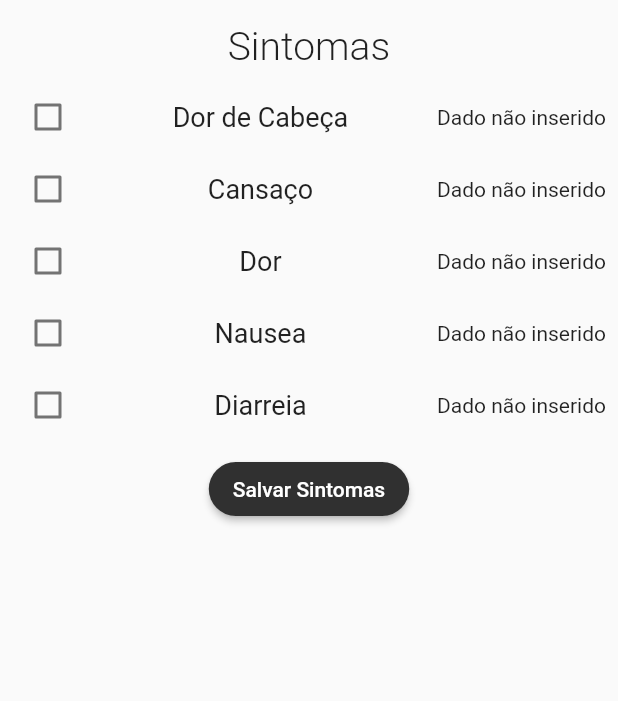
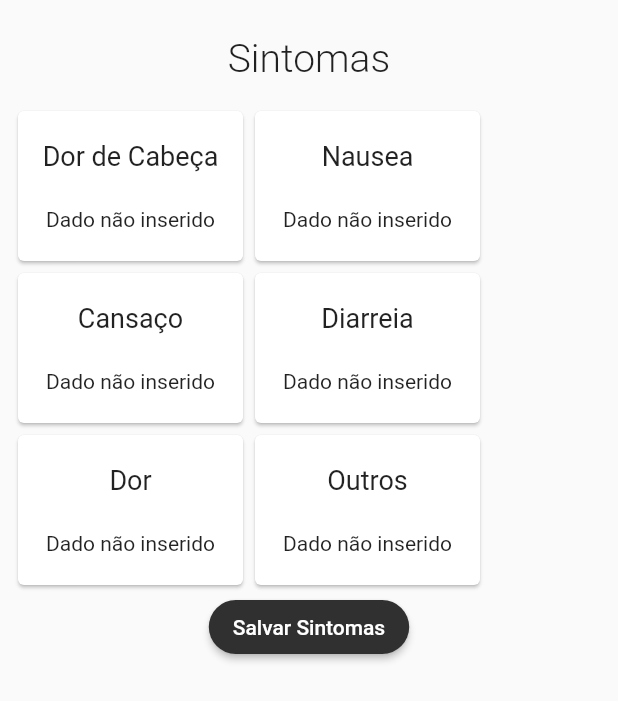
Before and after one commit to themaripool/ProjetoFinal-MarielaAndrade, a Flutter app: the PatientSymptoms screen opened directly, on a phone screen of 412 x 824 dp. Shown: the top 701 px of the screen. Run offline on Flutter 3.47's test engine with Material 2 defaults, Android fonts, the phone set to English and light mode, and no system bars; our stand-ins replace flutter_form_builder, syncfusion_flutter_charts; missing offline and left inert: dart:ffi.

Commit message:
[FIX] Provider on symptoms

```diff
--- a/lib/Screens/InpatientPage/InpatientRatingAlert.dart
+++ b/lib/Screens/InpatientPage/InpatientRatingAlert.dart
@@ -16,11 +16,18 @@ class InpatientRatingAlert extends StatefulWidget {
 }
 
 class _InpatientRatingAlertState extends State<InpatientRatingAlert> {
+  _InpatientRatingAlertState();
 
-  _InpatientRatingAlertState();
+  var alertShown;
 
   @override
   Widget build(BuildContext context) {
+    if (widget.symptomCase.toString() == "others") {
+      alertShown = OtherCase();
+    } else {
+      alertShown = LevelOfPainCases(widget: widget);
+    }
+
     return SimpleDialog(
       backgroundColor: Colors.transparent,
       children: [
@@ -32,33 +39,78 @@ class _InpatientRatingAlertState extends State<InpatientRatingAlert> {
               ),
               color: Colors.white70,
               elevation: 10,
-              child: Column(
+              child: alertShown),
+        ),
+      ],
+    );
+  }
+}
+
+class OtherCase extends StatelessWidget {
+  const OtherCase({
+    Key key,
+  }) : super(key: key);
+
+  @override
+  Widget build(BuildContext context) {
+    return Column(
       children: [
-                  Text("Por favor, selecione o nível de sua dor: "),
+        Consumer<Symptoms>(builder: (context, valor, child) {
+          return TextField(
+            textInputAction: TextInputAction.go,
+            onSubmitted: (value) {
+              print("value = $value");
+              valor.setOtherVal(value);
+              Navigator.pop(context);
+            },
+            decoration: const InputDecoration(
+                border: OutlineInputBorder(), hintText: 'Por favor, digite seu sintoma'),
+          );
+        })
+      ],
+    );
+  }
+}
+
+class LevelOfPainCases extends StatelessWidget {
+  const LevelOfPainCases({Key key, @required this.widget}) : super(key: key);
+
+  final InpatientRatingAlert widget;
+
+  @override
+  Widget build(BuildContext context) {
+    return Column(
+      children: [
+        Padding(
+          padding: const EdgeInsets.only(top: 16.0),
+          child: Text("Por favor, selecione o nível de sua dor: "),
+        ),
         Consumer<Symptoms>(builder: (context, valor, child) {
           return FormBuilderSegmentedControl(
               selectedColor: Colors.grey[700],
               borderColor: Colors.grey[700],
               name: "headache",
               options: List.generate(6, (i) => (i - 1) + 1)
-                            .map((number) =>
-                                FormBuilderFieldOption(value: number))
+                  .map((number) => FormBuilderFieldOption(value: number))
                   .toList(),
               onChanged: (number) => {
                     print("sintoma = ${widget.symptomCase.toString()}"),
-                          print("headache = ${InpatientSymptomsEnum.headache.toString()}"),
-                              if (widget.symptomCase.toString() == "headache"){valor.setHeadacheVal(number)},
-                              if (widget.symptomCase.toString() == "tiredness"){valor.setTirednessVal(number)},
-                              if (widget.symptomCase.toString() == "pain"){valor.setPainVal(number)},
-                              if (widget.symptomCase.toString() == "nausea"){valor.setNauseaVal(number)},
-                              if (widget.symptomCase.toString() == "diarrhea"){valor.setDiarrheaVal(number)},
+                    print(
+                        "headache = ${InpatientSymptomsEnum.headache.toString()}"),
+                    if (widget.symptomCase.toString() == "headache")
+                      {valor.setHeadacheVal(number)},
+                    if (widget.symptomCase.toString() == "tiredness")
+                      {valor.setTirednessVal(number)},
+                    if (widget.symptomCase.toString() == "pain")
+                      {valor.setPainVal(number)},
+                    if (widget.symptomCase.toString() == "nausea")
+                      {valor.setNauseaVal(number)},
+                    if (widget.symptomCase.toString() == "diarrhea")
+                      {valor.setDiarrheaVal(number)},
                     Navigator.pop(context)
                   });
         })
       ],
-              )),
-        ),
-      ],
     );
   }
 }
--- a/lib/Screens/InpatientPage/Models/news2.dart
+++ b/lib/Screens/InpatientPage/Models/news2.dart
@@ -17,6 +17,7 @@ class News2 extends ChangeNotifier {
   void setRespiratoryFreq(double val){
     this.respiratoryFreq = val;
     notifyListeners();
+    print("pasosu");
   }
 
   String toStringRespiratoryFreq(){
--- a/lib/Screens/InpatientPage/Models/symptoms.dart
+++ b/lib/Screens/InpatientPage/Models/symptoms.dart
@@ -33,11 +33,16 @@ class Symptoms extends ChangeNotifier {
     return '$diarrheaVal';
   }
 
+  String toStringOthers(){
+    return '$otherVal';
+  }
+
   // Atualizacoes dos dados usando provider
 
   void setHeadacheVal(int val){
     this.headacheVal = val;
     notifyListeners();
+    print("notificaou");
   }
 
    void setTirednessVal(int val){
--- a/lib/Screens/InpatientPage/Symptoms/InpatientSymptoms.dart
+++ b/lib/Screens/InpatientPage/Symptoms/InpatientSymptoms.dart
@@ -4,15 +4,26 @@ import 'package:projeto_final_1/Screens/InpatientPage/Models/news2.dart';
 import 'package:projeto_final_1/Screens/InpatientPage/Models/symptoms.dart';
 import 'package:provider/provider.dart';
 
+/* TELA DE SINTOMAS DO PACIENTE
+
+- Possui cards com sintomas
+- Cada card possui dado observado e titulo
+- Dado observado mudará de acordo com as mudancas do usuario
+- Os cards sao clicaveis e abre um stepper de 1 a 5 com a severidade da dor
+
+TODO:
+[x] Notifier do Sintomas criado
+[] Ver como mudar cor de acordo com dados recebidos
+[] Ver como que ficar os dialogs com mais de uma opcao de Dor
+[] ver como que salva no clique do botao
+[] Alerta: espacamento + cor + tamanho
+
+*/
+
 class PatientSymptoms extends StatefulWidget {
   @override
   _PatientSymptomsState createState() => _PatientSymptomsState();
 }
-
-// TODO:
-// Ver como que ficar os dialogs com mais de uma opcao de Dor
-// ver como que salva no clique do botao
-// Alerta: espacamento + cor + tamanho
 
 class _PatientSymptomsState extends State<PatientSymptoms> {
   bool headache = false;
@@ -30,226 +41,280 @@ class _PatientSymptomsState extends State<PatientSymptoms> {
       resizeToAvoidBottomInset: false,
       body: SingleChildScrollView(
         reverse: true,
+        child: Padding(
+          padding: const EdgeInsets.all(8.0),
           child: Column(
             children: [
               Padding(
-              padding: const EdgeInsets.only(top: 16),
-              child: Text("Sintomas",
-                  style: TextStyle(
-                    fontSize: 26,
-                    fontWeight: FontWeight.w300,
-                  )),
+                padding: const EdgeInsets.all(16),
+                child: Title(),
               ),
-            Padding(
-              padding: const EdgeInsets.all(8.0),
-              child: Container(
-                child: Column(
+              Row(
+                children: [
+                  Column(
                       crossAxisAlignment: CrossAxisAlignment.start,
                       children: [
-
                         /* Dor de Cabeça */
 
-                    Row(
-                        mainAxisAlignment: MainAxisAlignment.spaceBetween,
-                        children: [
-                          Checkbox(
-                            value: headache,
-                            onChanged: (value) {
-                              setState(() {
-                                headache = !headache;
-                              });
-                              if (headache == true) {
+                        Card(
+                          child: InkWell(
+                            splashColor: Colors.blue.withAlpha(30),
+                            onTap: () {
                               showDialog(
                                 context: context,
                                 builder: (BuildContext context) {
                                   return InpatientRatingAlert("headache");
                                 },
                               );
-                              }
                             },
-                          ),
+                            child: SizedBox(
+                                width: 150,
+                                height: 100,
+                                child: Padding(
+                                  padding: const EdgeInsets.all(8.0),
+                                  child: Column(
+                                    crossAxisAlignment:
+                                        CrossAxisAlignment.center,
+                                    mainAxisAlignment:
+                                        MainAxisAlignment.spaceAround,
+                                    children: [
                                       Text(
                                         "Dor de Cabeça",
                                         style: TextStyle(fontSize: 18),
                                       ),
-                          Consumer<Symptoms>(builder: (context, headacheVal, child) {
-                            print("Headache val = ${headacheVal.toStringHeadache()}");
-                            if (headacheVal.toStringHeadache() == "-1"){
+                                      Consumer<Symptoms>(builder:
+                                          (context, headacheVal, child) {
+                                        if (headacheVal.toStringHeadache() ==
+                                            "-1") {
                                           return Text("Dado não inserido");
                                         }
-                            return Text(headacheVal.toStringHeadache());
+                                        return Text(
+                                            headacheVal.toStringHeadache());
                                       }),
-                        ]),
+                                    ],
+                                  ),
+                                )),
+                          ),
+                        ),
 
-                    // /* Cansaço */
+                        // // /* Cansaço */
 
-                    Row(
-                      mainAxisAlignment: MainAxisAlignment.spaceBetween,
-                      children: [
-                        Checkbox(
-                        value: tiredness,
-                        onChanged: (value){
-                          setState(() {
-                            tiredness = !tiredness;
-                          });
-                          if (tiredness == true) {
+                        Card(
+                          child: InkWell(
+                            splashColor: Colors.blue.withAlpha(30),
+                            onTap: () {
                               showDialog(
                                 context: context,
                                 builder: (BuildContext context) {
                                   return InpatientRatingAlert("tiredness");
                                 },
                               );
-                          }
                             },
-                      ),
+                            child: SizedBox(
+                                width: 150,
+                                height: 100,
+                                child: Padding(
+                                  padding: const EdgeInsets.all(8.0),
+                                  child: Column(
+                                    crossAxisAlignment:
+                                        CrossAxisAlignment.center,
+                                    mainAxisAlignment:
+                                        MainAxisAlignment.spaceAround,
+                                    children: [
                                       Text(
                                         "Cansaço",
                                         style: TextStyle(fontSize: 18),
                                       ),
-                      Consumer<Symptoms>(builder: (context, tirednessVal, child) {
-                            print("Headache val = ${tirednessVal.toStringTiredness()}");
-                            if (tirednessVal.toStringTiredness() == "-1"){
+                                      Consumer<Symptoms>(builder:
+                                          (context, tirednessVal, child) {
+                                        if (tirednessVal.toStringTiredness() ==
+                                            "-1") {
                                           return Text("Dado não inserido");
                                         }
-                            return Text(tirednessVal.toStringTiredness());
+                                        return Text(
+                                            tirednessVal.toStringTiredness());
                                       }),
-                    ]),
+                                    ],
+                                  ),
+                                )),
+                          ),
+                        ),
 
-                    // /* Dor */
+                        // // /* Dor */
 
-                    Row(
-                      mainAxisAlignment: MainAxisAlignment.spaceBetween,
-                      children: [
-                        Checkbox(
-                        value: pain,
-                        onChanged: (value) {
-                          setState(() {
-                            pain = !pain;
-                          });
-                          if (pain == true) {
+                        Card(
+                          child: InkWell(
+                            splashColor: Colors.blue.withAlpha(30),
+                            onTap: () {
                               showDialog(
                                 context: context,
                                 builder: (BuildContext context) {
                                   return InpatientRatingAlert("pain");
                                 },
                               );
-                          }
                             },
-                      ),
+                            child: SizedBox(
+                                width: 150,
+                                height: 100,
+                                child: Padding(
+                                  padding: const EdgeInsets.all(8.0),
+                                  child: Column(
+                                    crossAxisAlignment:
+                                        CrossAxisAlignment.center,
+                                    mainAxisAlignment:
+                                        MainAxisAlignment.spaceAround,
+                                    children: [
                                       Text(
                                         "Dor",
                                         style: TextStyle(fontSize: 18),
                                       ),
-                      Consumer<Symptoms>(builder: (context, painVal, child) {
-                            print("Headache val = ${painVal.toStringPain()}");
-                            if (painVal.toStringPain() == "-1"){
+                                      Consumer<Symptoms>(
+                                          builder: (context, painVal, child) {
+                                        if (painVal.toStringPain() == "-1") {
                                           return Text("Dado não inserido");
                                         }
                                         return Text(painVal.toStringPain());
                                       }),
+                                    ],
+                                  ),
+                                )),
+                          ),
+                        ),
                       ]),
 
-                    // /* Nausea */
 
-                    Row(
-                      mainAxisAlignment: MainAxisAlignment.spaceBetween,
+
+                  /* SEGUNDA COLUNA COM OS CARDS */
+
+
+                  Column(
+                      crossAxisAlignment: CrossAxisAlignment.start,
                       children: [
-                        Checkbox(
-                        value: nausea,
-                        onChanged: (value) {
-                          setState(() {
-                            nausea = !nausea;
-                          });
-                          if (nausea == true) {
+                        // // /* Nausea */
+
+                        Card(
+                          child: InkWell(
+                            splashColor: Colors.blue.withAlpha(30),
+                            onTap: () {
                               showDialog(
                                 context: context,
                                 builder: (BuildContext context) {
                                   return InpatientRatingAlert("nausea");
                                 },
                               );
-                          }
                             },
-                      ),
+                            child: SizedBox(
+                                width: 150,
+                                height: 100,
+                                child: Padding(
+                                  padding: const EdgeInsets.all(8.0),
+                                  child: Column(
+                                    crossAxisAlignment:
+                                        CrossAxisAlignment.center,
+                                    mainAxisAlignment:
+                                        MainAxisAlignment.spaceAround,
+                                    children: [
                                       Text(
                                         "Nausea",
                                         style: TextStyle(fontSize: 18),
                                       ),
-                      Consumer<Symptoms>(builder: (context, nauseaVal, child) {
-                            print("Headache val = ${nauseaVal.toStringNausea()}");
-                            if (nauseaVal.toStringNausea() == "-1"){
+                                      Consumer<Symptoms>(
+                                          builder: (context, nauseaVal, child) {
+                                        if (nauseaVal.toStringNausea() ==
+                                            "-1") {
                                           return Text("Dado não inserido");
                                         }
                                         return Text(nauseaVal.toStringNausea());
                                       }),
-                    ]),
+                                    ],
+                                  ),
+                                )),
+                          ),
+                        ),
 
-                    // /* Diarreia */
+                        // // /* Diarreia */
 
-                    Row(
-                      mainAxisAlignment: MainAxisAlignment.spaceBetween,
-                      children: [
-                        Checkbox(
-                        value: diarrhea,
-                        onChanged: (value) {
-                          setState(() {
-                            diarrhea = !diarrhea;
-                          });
-                          if (diarrhea == true) {
+                        Card(
+                          child: InkWell(
+                            splashColor: Colors.blue.withAlpha(30),
+                            onTap: () {
                               showDialog(
                                 context: context,
                                 builder: (BuildContext context) {
                                   return InpatientRatingAlert("diarrhea");
                                 },
                               );
-                          }
                             },
-                      ),
+                            child: SizedBox(
+                                width: 150,
+                                height: 100,
+                                child: Padding(
+                                  padding: const EdgeInsets.all(8.0),
+                                  child: Column(
+                                    crossAxisAlignment:
+                                        CrossAxisAlignment.center,
+                                    mainAxisAlignment:
+                                        MainAxisAlignment.spaceAround,
+                                    children: [
                                       Text(
                                         "Diarreia",
                                         style: TextStyle(fontSize: 18),
                                       ),
-                      Consumer<Symptoms>(builder: (context, diarrheaVal, child) {
-                            print("Headache val = ${diarrheaVal.toStringDiarrhea()}");
-                            if (diarrheaVal.toStringDiarrhea() == "-1"){
+                                      Consumer<Symptoms>(builder:
+                                          (context, diarrheaVal, child) {
+                                        if (diarrheaVal.toStringDiarrhea() ==
+                                            "-1") {
                                           return Text("Dado não inserido");
                                         }
-                            return Text(diarrheaVal.toStringDiarrhea());
+                                        return Text(
+                                            diarrheaVal.toStringDiarrhea());
                                       }),
-                    ]),
+                                    ],
+                                  ),
+                                )),
+                          ),
+                        ),
 
                         // /* Outros */
 
-                    // Row(
-                    //   mainAxisAlignment: MainAxisAlignment.spaceBetween,
-                    //   children: [
-                    //     Checkbox(
-                    //     value: other,
-                    //     onChanged: (value) async {
-                    //       setState(() {
-                    //         other = !other;
-                    //       });
-                    //       if (other == true) {
-                    //         otherVal = await showDialog(
-                    //           context: context,
-                    //           builder: (BuildContext context) {
-                    //             return InpatientRatingAlert();
-                    //           },
-                    //         );
-                    //         print("$otherVal testeeee");
-                    //       }
-                    //     },
-                    //   ),
-                    //   Text(
-                    //     "Outros",
-                    //     style: TextStyle(fontSize: 18),
-                    //   ),
-                    //   Text(" Nível de dor = $otherVal",
-                    //     style: TextStyle(fontSize: 18),
-                    //   ),
-                    // ]),
+                         Card(
+                          child: InkWell(
+                            splashColor: Colors.blue.withAlpha(30),
+                            onTap: () {
+                              showDialog(
+                                context: context,
+                                builder: (BuildContext context) {
+                                  return InpatientRatingAlert("others");
+                                },
+                              );
+                            },
+                            child: SizedBox(
+                                width: 150,
+                                height: 100,
+                                child: Padding(
+                                  padding: const EdgeInsets.all(8.0),
+                                  child: Column(
+                                    crossAxisAlignment: CrossAxisAlignment.center,
+                                    mainAxisAlignment: MainAxisAlignment.spaceAround,
+                                    children: [
+                                      Text(
+                                        "Outros",
+                                        style: TextStyle(fontSize: 18),
+                                      ),
+                                      Consumer<Symptoms>(
+                                          builder: (context, othersVal, child) {
+                                        if (othersVal.toStringOthers() == "") {
+                                          return Text("Dado não inserido");
+                                        }
+                                        return Text(othersVal.toStringOthers());
+                                      }),
                                     ],
                                   ),
+                                )),
                           ),
+                        ),
+                      ]),
+                ],
               ),
               ElevatedButton(
                 onPressed: () =>
@@ -266,6 +331,7 @@ class _PatientSymptomsState extends State<PatientSymptoms> {
             ],
           ),
         ),
+      ),
     );
   }
 
@@ -280,3 +346,18 @@ class _PatientSymptomsState extends State<PatientSymptoms> {
     );
   }
 }
+
+class Title extends StatelessWidget {
+  const Title({
+    Key key,
+  }) : super(key: key);
+
+  @override
+  Widget build(BuildContext context) {
+    return Text("Sintomas",
+        style: TextStyle(
+          fontSize: 26,
+          fontWeight: FontWeight.w300,
+        ));
+  }
+}
--- a/lib/main.dart
+++ b/lib/main.dart
@@ -11,7 +11,7 @@ void main() async {
   runApp(
     MultiProvider(
     providers: [
-      Provider<Symptoms>(create: (_) => Symptoms(-1, -1, -1, -1, -1, "")),
+      ChangeNotifierProvider<Symptoms>(create: (_) => Symptoms(-1, -1, -1, -1, -1, "")),
       Provider<News2>(create: (_) => News2(32, 43, 54, 12, 32, 43)),
     ],
     child: TccApp(),
```
Lines whose indentation alone changed are shown as unchanged.
